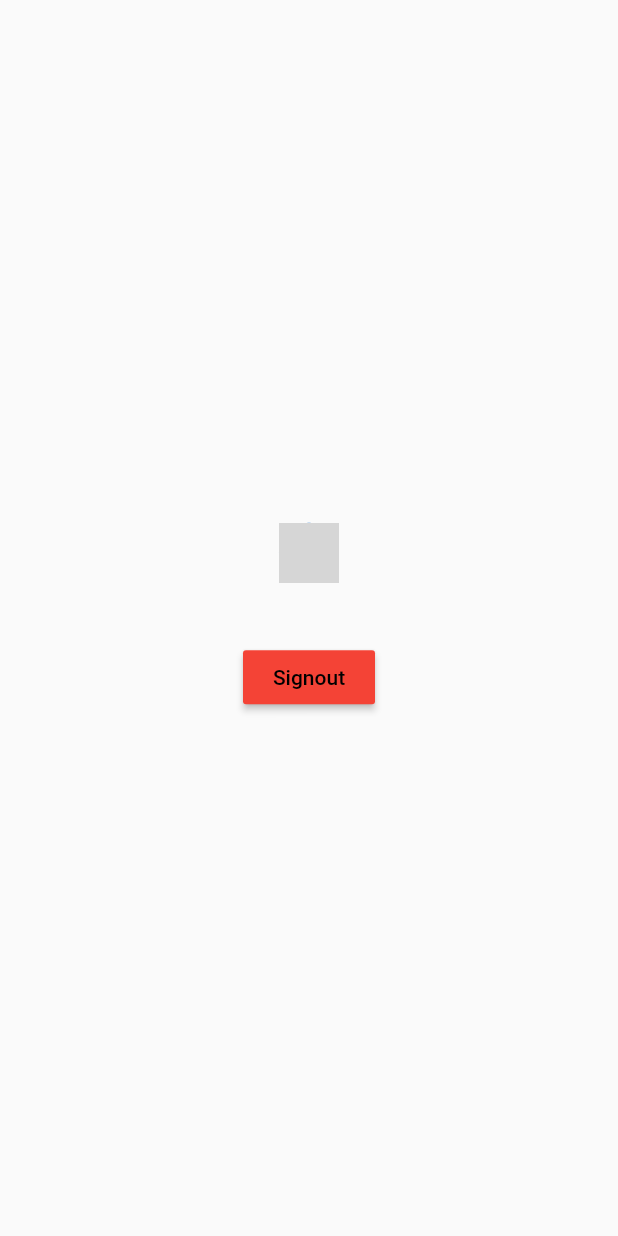
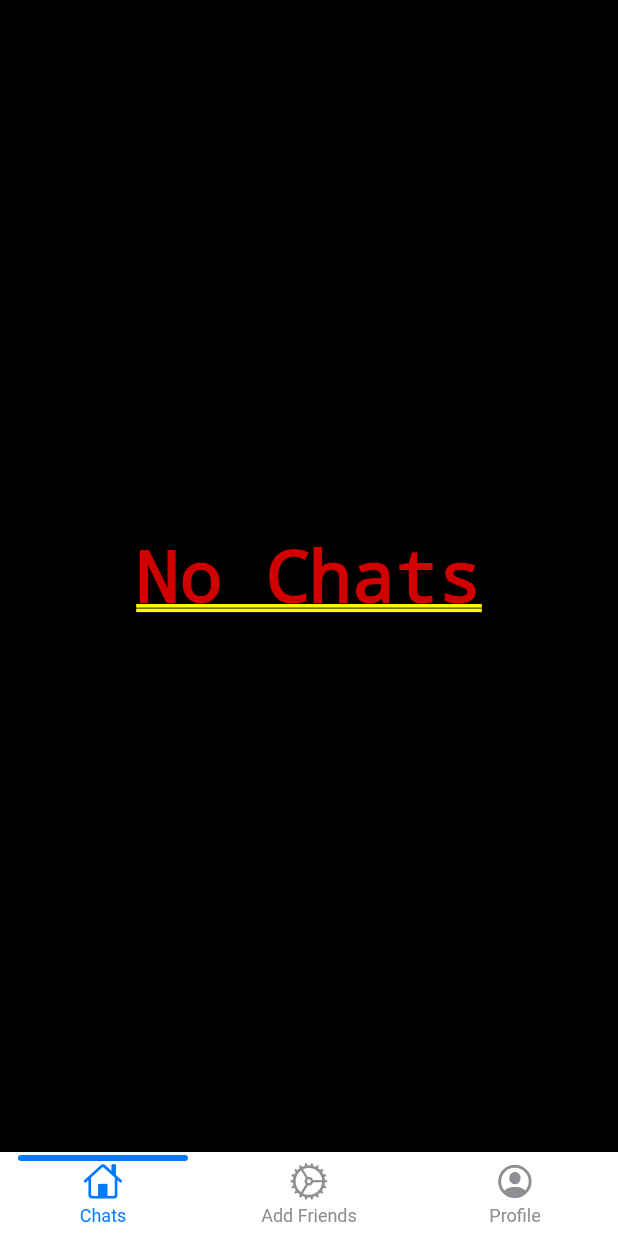
Before and after one commit to HackrHIVE/FlutterFire-ChatApp, a Flutter app: the screen it shows once a user with an empty profile is signed in, on a phone screen of 412 x 824 dp. Run offline on Flutter 3.47's test engine with Material 2 defaults, Android fonts, the phone set to English and light mode, and no system bars; drawn by our look-alikes of persistent_bottom_nav_bar; our stand-ins replace cloud_firestore, firebase_auth, google_sign_in, lottie, rxdart; accounts and stored records are empty; network calls fail; grey boxes are pictures that could not be loaded.

Commit message:
Base Ready

```diff
--- /dev/null
+++ b/lib/chatScreen.dart
@@ -0,0 +1,88 @@
+import 'package:cloud_firestore/cloud_firestore.dart';
+import 'package:firebase_auth/firebase_auth.dart';
+import 'package:firebase_chatapp/auth.dart';
+import 'package:flutter/material.dart';
+
+class ChatScreen extends StatefulWidget {
+  @override
+  _ChatScreenState createState() => _ChatScreenState();
+}
+
+class _ChatScreenState extends State<ChatScreen> {
+  Future<List<DocumentSnapshot>> getList(lisChat) async {
+    List<DocumentSnapshot> chatList = new List<DocumentSnapshot>();
+    for (int i = 0; i < lisChat.length; i++) {
+      String x = lisChat[i];
+      print('Chat id : ' + x.toString());
+      await Firestore.instance.collection('chats').document(x).get().then(
+        (value) {
+          print(x.toString() +
+              ' :: ' +
+              'isGroup : ' +
+              value.data['isGroup'].toString());
+          chatList.add(value);
+          print('new length : ' + chatList.length.toString());
+          if (i == lisChat.length - 1) {
+            print('length before returning : ' + chatList.length.toString());
+            return chatList;
+          }
+        },
+      );
+    }
+  }
+
+  @override
+  Widget build(BuildContext context) {
+    return StreamBuilder(
+      stream: FirebaseAuth.instance.currentUser().asStream(),
+      builder: (context, snapshot) {
+        if (snapshot.hasData) {
+          FirebaseUser user = snapshot.data;
+          return StreamBuilder(
+            stream: Firestore.instance
+                .collection('users')
+                .document(user.uid)
+                .collection('chats')
+                .snapshots(),
+            builder: (BuildContext context, AsyncSnapshot snapshotChat) {
+              if (snapshotChat.hasData) {
+                print(snapshotChat.data.toString());
+                return (snapshotChat.data.documents.length == 0)
+                    ? Center(
+                        child: Text('No Chats'),
+                      )
+                    : ListView.builder(
+                        itemCount: snapshotChat.data.documents.length,
+                        itemBuilder: (context, index) {
+                          DocumentSnapshot dSnap =
+                              snapshotChat.data.documents[index];
+                          return Container(
+                            decoration: BoxDecoration(
+                                shape: BoxShape.rectangle,
+                                borderRadius: BorderRadius.circular(10),
+                                color: Colors.orange),
+                            margin: EdgeInsets.all(10.0),
+                            width: MediaQuery.of(context).size.width,
+                            height: 100,
+                            child: Center(
+                              child: Text(
+                                dSnap.documentID.toString(),
+                              ),
+                            ),
+                          );
+                        },
+                      );
+              }
+              return Center(
+                child: Text('Loading Chats...'),
+              );
+            },
+          );
+        } else
+          return Center(
+            child: Text('Loading Chats...'),
+          );
+      },
+    );
+  }
+}
--- a/lib/homepage.dart
+++ b/lib/homepage.dart
@@ -1,6 +1,9 @@
+import 'package:firebase_chatapp/profileScreen.dart';
 import 'package:flutter/material.dart';
-
+import 'package:persistent_bottom_nav_bar/persistent-tab-view.dart';
+import 'addScreen.dart';
 import 'auth.dart';
+import 'chatScreen.dart';
 
 class MyHomePage extends StatefulWidget {
   @override
@@ -8,59 +11,88 @@ class MyHomePage extends StatefulWidget {
 }
 
 class _MyHomePageState extends State<MyHomePage> {
-  Map<String, dynamic> _profile;
-  @override
-  void initState() {
-    super.initState();
-    authService.profile.listen(
-      (state) {
-        setState(
-          () {
-            _profile = state;
-          },
-        );
-      },
-    );
+  // @override
+  // Widget build(BuildContext context) {
+  //   return Scaffold(
+  //     body: Center(
+  //       child: Column(
+  //         mainAxisAlignment: MainAxisAlignment.center,
+  //         crossAxisAlignment: CrossAxisAlignment.center,
+  //         children: [
+  //           if (_profile != null)
+  //             CircleAvatar(
+  //               radius: 20,
+  //               backgroundImage: NetworkImage(
+  //                 _profile['photo'].toString(),
+  //               ),
+  //             ),
+  //           if (_profile != null)
+  //             Text(
+  //               _profile['name'].toString(),
+  //               style: TextStyle(
+  //                 fontSize: 20,
+  //               ),
+  //             ),
+  //           if (_profile != null)
+  //             Text(
+  //               _profile['email'].toString(),
+  //               style: TextStyle(
+  //                 fontSize: 14,
+  //               ),
+  //             ),
+  //           MaterialButton(
+  //             onPressed: () => authService.signOut(),
+  //             child: Text('Signout'),
+  //             textColor: Colors.black,
+  //             color: Colors.red,
+  //           ),
+  //         ],
+  //       ),
+  //     ),
+  //   );
+  // }
+
+  PersistentTabController _controller =
+      PersistentTabController(initialIndex: 0);
+
+  List<Widget> _buildScreens() {
+    return [ChatScreen(), AddScreen(), ProfileScreen()];
+  }
+
+  List<PersistentBottomNavBarItem> _navBarsItems() {
+    return [
+      PersistentBottomNavBarItem(
+        icon: Icon(CupertinoIcons.home),
+        title: ("Chats"),
+        activeColor: CupertinoColors.activeBlue,
+        inactiveColor: CupertinoColors.systemGrey,
+      ),
+      PersistentBottomNavBarItem(
+        icon: Icon(CupertinoIcons.settings),
+        title: ("Add Friends"),
+        activeColor: CupertinoColors.activeBlue,
+        inactiveColor: CupertinoColors.systemGrey,
+      ),
+      PersistentBottomNavBarItem(
+        icon: Icon(CupertinoIcons.profile_circled),
+        title: ("Profile"),
+        activeColor: CupertinoColors.activeBlue,
+        inactiveColor: CupertinoColors.systemGrey,
+      ),
+    ];
   }
 
   @override
   Widget build(BuildContext context) {
-    return Scaffold(
-      body: Center(
-        child: Column(
-          mainAxisAlignment: MainAxisAlignment.center,
-          crossAxisAlignment: CrossAxisAlignment.center,
-          children: [
-            if (_profile != null)
-              CircleAvatar(
-                radius: 20,
-                backgroundImage: NetworkImage(
-                  _profile['photo'].toString(),
-                ),
-              ),
-            if (_profile != null)
-              Text(
-                _profile['name'].toString(),
-                style: TextStyle(
-                  fontSize: 20,
-                ),
-              ),
-            if (_profile != null)
-              Text(
-                _profile['email'].toString(),
-                style: TextStyle(
-                  fontSize: 14,
-                ),
-              ),
-            MaterialButton(
-              onPressed: () => authService.signOut(),
-              child: Text('Signout'),
-              textColor: Colors.black,
-              color: Colors.red,
-            ),
-          ],
-        ),
-      ),
+    return PersistentTabView(
+      controller: _controller,
+      screens: _buildScreens(),
+      items: _navBarsItems(),
+      confineInSafeArea: true,
+      backgroundColor: Colors.white,
+      handleAndroidBackButtonPress: true,
+      popAllScreensOnTapOfSelectedTab: true,
+      navBarStyle: NavBarStyle.style3,
     );
   }
 }
```
Also changed, not shown: lib/addScreen.dart (added, +17 -0 lines), lib/auth.dart (+26 -0 lines), lib/profileScreen.dart (added, +60 -0 lines).
